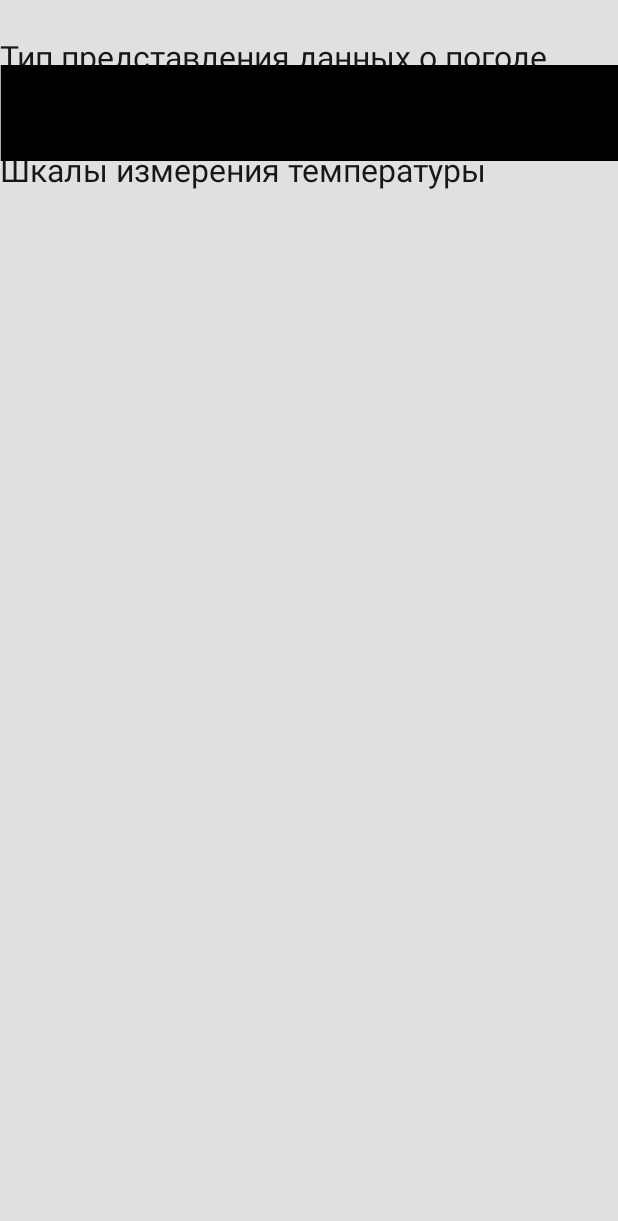
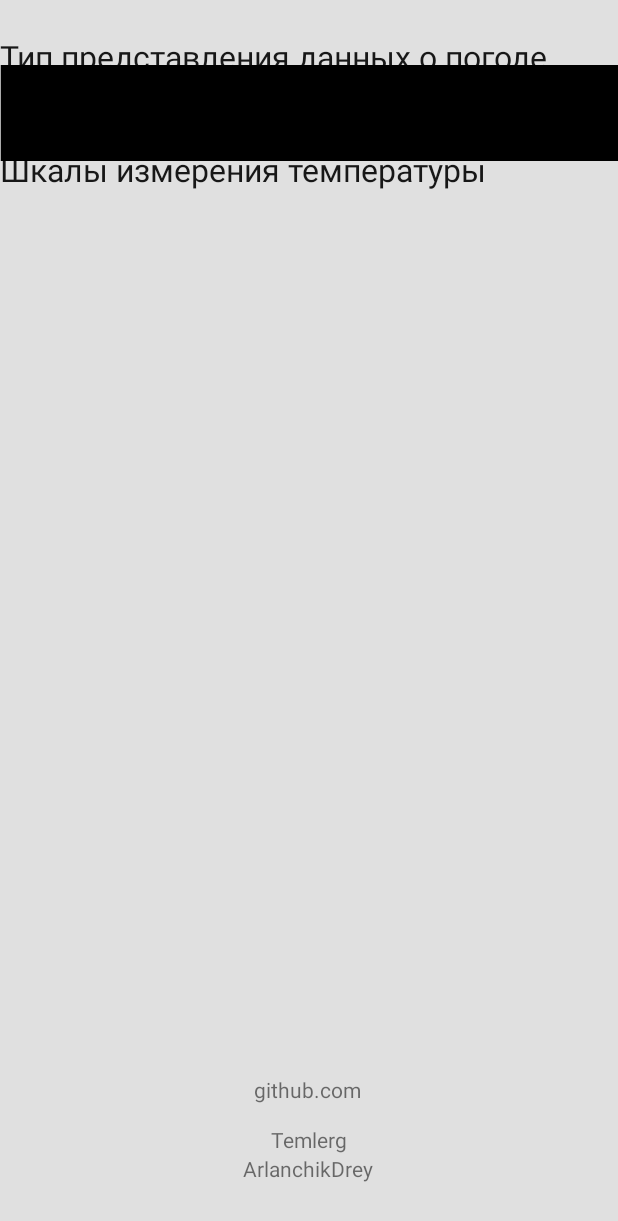
Before and after one commit to temlerg/weather_forecast, an Android app: the layout settings_layout.xml on its own in the app's theme, with its tools: preview values and no code run, on a phone screen of 412 x 824 dp. Shown: the top 1221 px of the screen. Run offline under Robolectric (Android 15) with nearby library versions, the phone set to English and light mode, and no system bars.

Commit message:
minor changes

```diff
--- a/app/src/main/res/layout/settings_layout.xml
+++ b/app/src/main/res/layout/settings_layout.xml
@@ -44,4 +44,38 @@
         app:layout_constraintTop_toBottomOf="@+id/textView"
         app:layout_constraintVertical_bias="0.0" />
 
+    <TextView
+        android:id="@+id/textView12"
+        android:layout_width="wrap_content"
+        android:layout_height="wrap_content"
+        android:text="@string/github_com"
+        app:layout_constraintBottom_toBottomOf="parent"
+        app:layout_constraintEnd_toEndOf="parent"
+        app:layout_constraintHorizontal_bias="0.498"
+        app:layout_constraintStart_toStartOf="parent"
+        app:layout_constraintTop_toTopOf="parent"
+        app:layout_constraintVertical_bias="0.891" />
+
+    <TextView
+        android:id="@+id/textView14"
+        android:layout_width="wrap_content"
+        android:layout_height="wrap_content"
+        android:layout_marginTop="14dp"
+        android:text="@string/temlerg"
+        app:layout_constraintBottom_toBottomOf="parent"
+        app:layout_constraintEnd_toEndOf="parent"
+        app:layout_constraintStart_toStartOf="parent"
+        app:layout_constraintTop_toBottomOf="@+id/textView12"
+        app:layout_constraintVertical_bias="0.0" />
+
+    <TextView
+        android:layout_width="wrap_content"
+        android:layout_height="wrap_content"
+        android:text="@string/arlanchikdrey"
+        app:layout_constraintBottom_toBottomOf="parent"
+        app:layout_constraintEnd_toEndOf="parent"
+        app:layout_constraintHorizontal_bias="0.498"
+        app:layout_constraintStart_toStartOf="parent"
+        app:layout_constraintTop_toBottomOf="@+id/textView14"
+        app:layout_constraintVertical_bias="0.0" />
 </androidx.constraintlayout.widget.ConstraintLayout>
```
Also changed, not shown: app/src/main/res/layout/for_one_day.xml (+11 -11 lines), app/src/main/res/values/strings.xml (+13 -0 lines).
